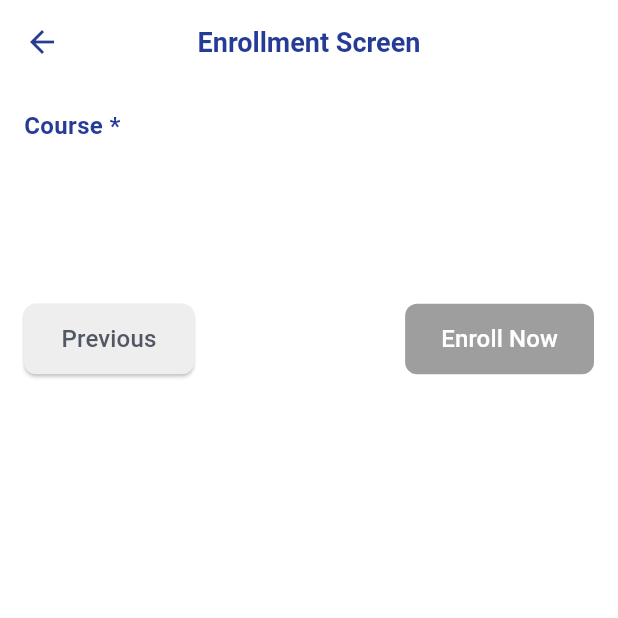
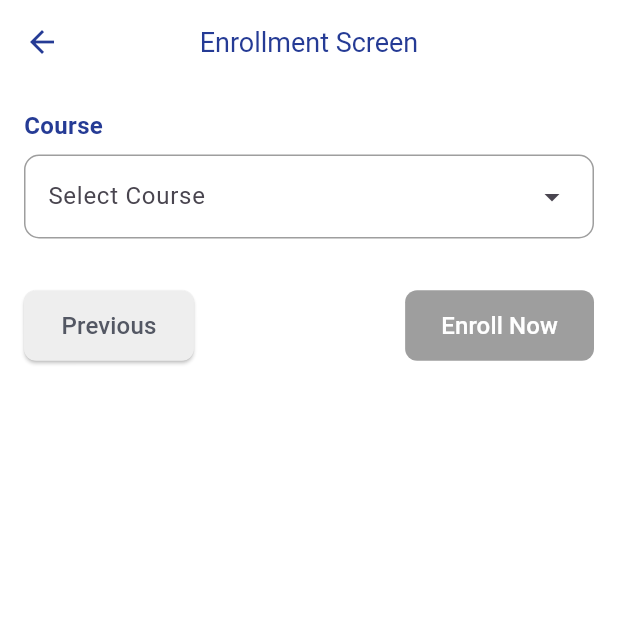
Before and after one commit to ISTAD-Mobile/LMS-Flutter-Project, a Flutter app: the EnrollStep3 screen opened directly, on a phone screen of 412 x 824 dp, the top half of it. Run offline on Flutter 3.47's test engine with Material 3 defaults, Android fonts, the phone set to English and light mode, and no system bars; our stand-ins replace carousel_slider, flutter_svg, google_maps_flutter, image_picker, lottie, skeletonizer and 1 more; network calls fail; project files that could hold a hidden picture were left out.

Commit message:
Enrollment with success screen

```diff
--- a/lib/view/screen/enrollments/enroll_screen.dart
+++ b/lib/view/screen/enrollments/enroll_screen.dart
@@ -1,5 +1,4 @@
 import 'package:flutter/material.dart';
-import 'package:lms_mobile/data/color/color_screen.dart';
 
 import '../../widgets/public_screen_widgets/enrollments_widget/enroll_step1.dart';
 import '../../widgets/public_screen_widgets/enrollments_widget/enroll_step2.dart';
@@ -19,7 +18,7 @@ class _EnrollScreen extends State<EnrollScreen> {
   final List<Widget> _steps = [
     const EnrollStep1(),
     const EnrollStep2(),
-    // EnrollStep3(),
+    const EnrollStep3(),
   ];
 
 
--- a/lib/view/widgets/public_screen_widgets/enrollments_widget/enroll_step1.dart
+++ b/lib/view/widgets/public_screen_widgets/enrollments_widget/enroll_step1.dart
@@ -352,14 +352,14 @@ class _CourseEnrollForm extends State<EnrollStep1> {
                       return 'Please enter your phone number';
                     }
                     // Check if the input is a valid phone number
-                    final phoneRegExp = RegExp(r'^\+?[0-9]{10,14}$');
+                    final phoneRegExp = RegExp(r'^\+?[0-9]{9,14}$');
                     if (!phoneRegExp.hasMatch(value)) {
                       return 'Please enter a valid phone number';
                     }
                     return null;
                   },
                 ),
-                const SizedBox(height: 24),
+                const SizedBox(height: 26),
                 Align(
                   alignment: Alignment.centerRight,
                   child: SizedBox(
--- a/lib/view/widgets/public_screen_widgets/enrollments_widget/enroll_step3.dart
+++ b/lib/view/widgets/public_screen_widgets/enrollments_widget/enroll_step3.dart
@@ -1,13 +1,8 @@
 import 'package:flutter/material.dart';
-import 'package:flutter_typeahead/flutter_typeahead.dart';
-// import 'package:flutter_typeahead/flutter_typeahead.dart';
-// import 'package:flutter_typeahead/flutter_typeahead.dart';
-// import 'package:flutter_typeahead/src/material/flutter_typeahead.dart';
-
 import '../../../../data/color/color_screen.dart';
+import 'enroll_successful_screen.dart';
 
 class EnrollStep3 extends StatefulWidget {
-  // const EnrollStep3({Key? key}) : super(key: key);
   const EnrollStep3({super.key});
   @override
   _EnrollStep3State createState() => _EnrollStep3State();
@@ -15,31 +10,100 @@ class EnrollStep3 extends StatefulWidget {
 
 class _EnrollStep3State extends State<EnrollStep3> {
   final GlobalKey<FormState> _formKey = GlobalKey<FormState>();
-  final List<String> _courses = ['Web design', 'Java', 'Block Chain', 'DevOps'];
+  final List<String> _courses = [
+    'Web design',
+    'Java',
+    'Block Chain',
+    'DevOps',
+    'Python',
+    'Artificial Intelligence'
+  ];
   String? _selectedClass;
   String? _selectedCourse;
-  bool _showCourseList = false;
   String? _selectedShift;
   String? _selectedHour;
 
-  final TextEditingController _typeAheadController = TextEditingController();
-
-  @override
-  void dispose() {
-    _typeAheadController.dispose();
-    super.dispose();
+  Widget _buildDropdownMenu({
+    required String hint,
+    required List<String> options,
+    required String? selectedValue,
+    required void Function(String?) onSelected,
+  }) {
+    return SizedBox(
+      width: double.infinity,
+      child: DropdownMenu<String>(
+        width: 398,
+        hintText: hint,
+        errorText: _formKey.currentState?.validate() == false && selectedValue == null ? 'Please select $hint' : null,
+        textStyle: const TextStyle(
+          fontSize: 16,
+          color: Colors.black,
+        ),
+        menuStyle: MenuStyle(
+          backgroundColor: WidgetStateProperty.all(Colors.white),
+          shape: WidgetStateProperty.all(
+            RoundedRectangleBorder(
+              borderRadius: BorderRadius.circular(10),
+            ),
+          ),
+        ),
+        inputDecorationTheme: InputDecorationTheme(
+          border: OutlineInputBorder(
+            borderRadius: BorderRadius.circular(10),
+            borderSide: const BorderSide(color: Colors.grey,),
+          ),
+          enabledBorder: OutlineInputBorder(
+            borderRadius: BorderRadius.circular(10),
+            borderSide: const BorderSide(color: Colors.grey,),
+          ),
+          focusedBorder: OutlineInputBorder(
+            borderRadius: BorderRadius.circular(10),
+            borderSide: const BorderSide(color: AppColors.primaryColor),
+          ),
+          errorBorder: OutlineInputBorder(
+            borderRadius: BorderRadius.circular(10),
+            borderSide: const BorderSide(color: Colors.red),
+          ),
+          focusedErrorBorder: OutlineInputBorder(
+            borderRadius: BorderRadius.circular(10),
+            borderSide: const BorderSide(color: Colors.red),
+          ),
+          filled: true,
+          fillColor: Colors.white,
+        ),
+        dropdownMenuEntries: options.map((e) =>
+            DropdownMenuEntry(
+              value: e,
+              label: e,
+              style: ButtonStyle(
+                backgroundColor: WidgetStateProperty.all(Colors.transparent),
+                foregroundColor: WidgetStateProperty.all(Colors.black),
+                textStyle: WidgetStateProperty.resolveWith((states) {
+                  return const TextStyle(
+                    fontSize: 17.0,
+                    fontWeight: FontWeight.w400,
+                  );
+                }),
+              ),
+            ),
+        ).toList(),
+        onSelected: onSelected,
+        enableSearch: true,
+        requestFocusOnTap: true,
+        enableFilter: true,
+      ),
+    );
   }
-
 
   Widget _buildSelectionSummary() {
     if (_selectedCourse == null || _selectedClass == null) return const SizedBox.shrink();
 
     return Container(
-      margin: const EdgeInsets.symmetric(vertical: 16),
+      margin: const EdgeInsets.fromLTRB(0, 16, 0, 0),
       padding: const EdgeInsets.all(16),
       decoration: BoxDecoration(
         color: Colors.white,
-        borderRadius: BorderRadius.circular(12),
+        borderRadius: BorderRadius.circular(10),
         border: Border.all(color: Colors.grey.shade300),
       ),
       child: Column(
@@ -57,7 +121,6 @@ class _EnrollStep3State extends State<EnrollStep3> {
           _buildSelectionRow(_selectedCourse!, () {
             setState(() {
               _selectedCourse = null;
-              _typeAheadController.clear();
               _selectedClass = null;
               _selectedShift = null;
               _selectedHour = null;
@@ -115,28 +178,28 @@ class _EnrollStep3State extends State<EnrollStep3> {
       backgroundColor: AppColors.defaultWhiteColor,
       appBar: AppBar(
         backgroundColor: AppColors.defaultWhiteColor,
-        elevation: 0,
         leading: IconButton(
           icon: const Icon(Icons.arrow_back, color: AppColors.primaryColor),
           onPressed: () => Navigator.pop(context),
         ),
         title: const Text(
           'Enrollment Screen',
-          style: TextStyle(color: AppColors.primaryColor, fontSize: 18, fontWeight: FontWeight.bold),
+          style: TextStyle(color: AppColors.primaryColor, fontSize: 18),
         ),
         centerTitle: true,
       ),
       body: SafeArea(
         child: SingleChildScrollView(
           child: Padding(
-            padding: const EdgeInsets.all(16.0),
+            padding: const EdgeInsets.symmetric(horizontal: 16, vertical: 16.0),
             child: Form(
               key: _formKey,
               child: Column(
+                mainAxisAlignment: MainAxisAlignment.spaceBetween,
                 crossAxisAlignment: CrossAxisAlignment.start,
                 children: [
                   const Text(
-                    'Course *',
+                    'Course',
                     style: TextStyle(
                       color: AppColors.primaryColor,
                       fontSize: 16,
@@ -144,8 +207,20 @@ class _EnrollStep3State extends State<EnrollStep3> {
                     ),
                   ),
                   const SizedBox(height: 8),
-                  _buildCourseSelector(),
-                  const SizedBox(height: 20),
+                  _buildDropdownMenu(
+                    hint: 'Select Course',
+                    options: _courses,
+                    selectedValue: _selectedCourse,
+                    onSelected: (value) {
+                      setState(() {
+                        _selectedCourse = value;
+                        _selectedClass = null;
+                        _selectedShift = null;
+                        _selectedHour = null;
+                      });
+                    },
+                  ),
+                  const SizedBox(height: 8),
                   if (_selectedCourse != null) ...[
                     const Text(
                       '* Please select the class:',
@@ -166,12 +241,12 @@ class _EnrollStep3State extends State<EnrollStep3> {
                         _buildClassCard('Evening-Weekday', '06:00 PM - 08:00 PM'),
                         _buildClassCard('Morning-Weekday', '08:00 AM - 10:00 AM'),
                         _buildClassCard('Afternoon-Weekend', '12:00 PM - 05:00 PM'),
-                        _buildClassCard('Morning-Weekend', '08:00 PM - 12:00 PM'),
+                        _buildClassCard('Morning-Weekend', '08:00 AM - 12:00 PM'),
                       ],
                     ),
                     if (_selectedClass != null) _buildSelectionSummary(),
                   ],
-                  const SizedBox(height: 24),
+                  const SizedBox(height: 26),
                   Row(
                     mainAxisAlignment: MainAxisAlignment.spaceBetween,
                     children: [
@@ -195,8 +270,14 @@ class _EnrollStep3State extends State<EnrollStep3> {
                         onPressed: _selectedClass != null
                             ? () {
                           if (_formKey.currentState!.validate()) {
-                            ScaffoldMessenger.of(context).showSnackBar(
-                              const SnackBar(content: Text('Processing Enroll')),
+                            Navigator.push(
+                              context,
+                              MaterialPageRoute(
+                                builder: (context) => EnrollSuccessfulScreen(
+                                  course: _selectedCourse ?? 'Unknown Course',
+                                  classTime: _selectedHour ?? 'Unknown Time',
+                                ),
+                              ),
                             );
                           }
                         }
@@ -225,83 +306,6 @@ class _EnrollStep3State extends State<EnrollStep3> {
           ),
         ),
       ),
-    );
-  }
-
-  Widget _buildCourseSelector() {
-    return SizedBox(
-      height: 55,
-      // child: TypeAheadFormField<String>(  // Changed to TypeAheadFormField
-      //   textFieldConfiguration: TextFieldConfiguration(
-      //     controller: _typeAheadController,
-      //     decoration: InputDecoration(
-      //       hintText: "Select Course",
-      //       border: OutlineInputBorder(
-      //         borderRadius: BorderRadius.circular(10),
-      //         borderSide: const BorderSide(color: Colors.grey),
-      //       ),
-      //       enabledBorder: OutlineInputBorder(
-      //         borderRadius: BorderRadius.circular(10),
-      //         borderSide: const BorderSide(color: Colors.grey),
-      //       ),
-      //       focusedBorder: OutlineInputBorder(
-      //         borderRadius: BorderRadius.circular(10),
-      //         borderSide: const BorderSide(color: Colors.blue),
-      //       ),
-      //       contentPadding: const EdgeInsets.symmetric(vertical: 16, horizontal: 12),
-      //     ),
-      //   ),
-      //   suggestionsCallback: (pattern) async {  // Added async
-      //     if (pattern.isEmpty) return [];
-      //     return _courses
-      //         .where((course) => course.toLowerCase().contains(pattern.toLowerCase()))
-      //         .toList();
-      //   },
-      //   itemBuilder: (context, String suggestion) {  // Added type annotation
-      //     return ListTile(
-      //       title: Text(
-      //         suggestion,
-      //         style: const TextStyle(fontSize: 16, color: Colors.black),
-      //       ),
-      //     );
-      //   },
-      //   onSuggestionSelected: (String suggestion) {  // Added type annotation
-      //     setState(() {
-      //       _selectedCourse = suggestion;
-      //       _typeAheadController.text = suggestion;
-      //     });
-      //   },
-      //   suggestionsBoxBuilder: (context, suggestionsBox) {  // New way to style suggestions box
-      //     return Container(
-      //       decoration: BoxDecoration(
-      //         color: Colors.white,
-      //         borderRadius: BorderRadius.circular(10),
-      //         boxShadow: [
-      //           BoxShadow(
-      //             color: Colors.grey.withOpacity(0.2),
-      //             spreadRadius: 2,
-      //             blurRadius: 4,
-      //             offset: const Offset(0, 2),
-      //           ),
-      //         ],
-      //       ),
-      //       child: suggestionsBox,
-      //     );
-      //   },
-      //   noItemsFoundBuilder: (context) => const Padding(
-      //     padding: EdgeInsets.all(8.0),
-      //     child: Text(
-      //       'No matches found',
-      //       style: TextStyle(color: Colors.grey),
-      //     ),
-      //   ),
-      //   validator: (value) {
-      //     if (value == null || value.isEmpty) {
-      //       return 'Please select a course';
-      //     }
-      //     return null;
-      //   },
-      // ),
     );
   }
 
--- a/lib/view/widgets/public_screen_widgets/enrollments_widget/enroll_successful_screen.dart
+++ b/lib/view/widgets/public_screen_widgets/enrollments_widget/enroll_successful_screen.dart
@@ -4,7 +4,7 @@ import 'package:lms_mobile/view/home.dart';
 import '../../../../data/color/color_screen.dart';
 
 class EnrollSuccessfulScreen extends StatelessWidget {
-  const EnrollSuccessfulScreen({super.key});
+  const EnrollSuccessfulScreen({super.key, required String course, required String classTime});
 
   @override
   Widget build(BuildContext context) {
```
Also changed, not shown: lib/view/widgets/public_screen_widgets/enrollments_widget/enroll_step2.dart (+62 -21 lines).
